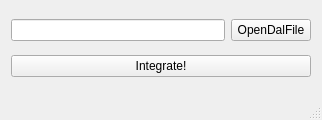
Before: the Qt Designer form mainwindow.ui in okdshin/QIntencityIntegrator, drawn with Qt 5.
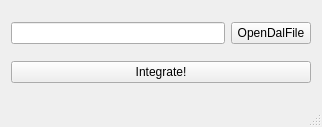
After: the same form once the commit is applied.

Patch:
```diff
--- a/mainwindow.ui
+++ b/mainwindow.ui
@@ -7,7 +7,7 @@
     <x>0</x>
     <y>0</y>
     <width>322</width>
-    <height>120</height>
+    <height>127</height>
    </rect>
   </property>
   <property name="windowTitle">
```
Left out of the diff: 6 changed lines with no effect on the pictures.
